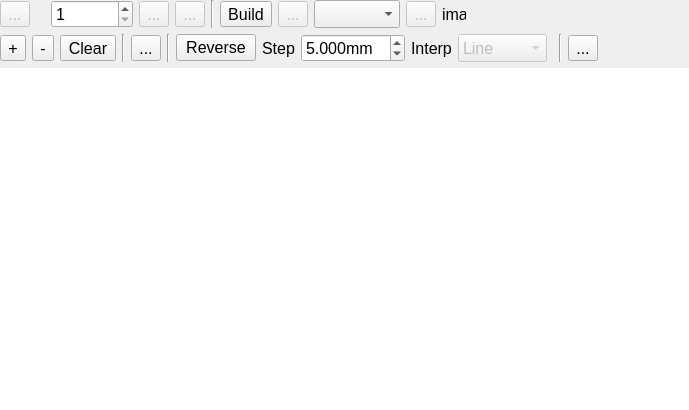
ww4u/megarobostudio, file source/wnd/ui/motionedit.ui: the form before one commit.
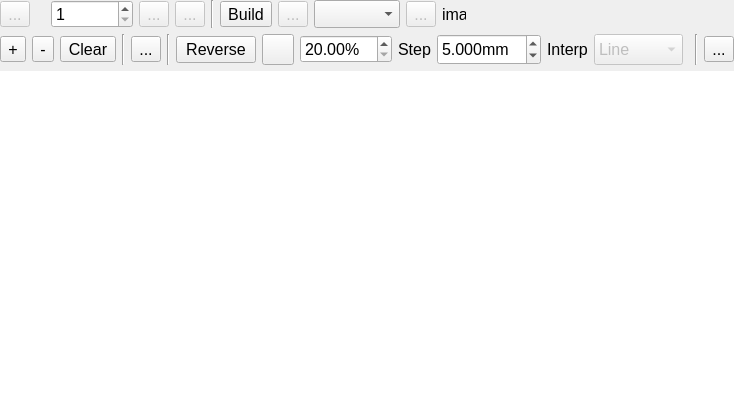
The form after the commit. Icons and pictures are not drawn. Custom widgets are drawn as their Qt base class.

Patch:
```diff
--- a/source/wnd/ui/motionedit.ui
+++ b/source/wnd/ui/motionedit.ui
@@ -6,7 +6,7 @@
    <rect>
     <x>0</x>
     <y>0</y>
-    <width>689</width>
+    <width>698</width>
     <height>410</height>
    </rect>
   </property>
@@ -388,6 +388,39 @@
        </property>
       </widget>
      </item>
+     <item>
+      <widget class="QToolButton" name="btnAutoTime">
+       <property name="toolTip">
+        <string>Auto calc the time</string>
+       </property>
+       <property name="text">
+        <string/>
+       </property>
+       <property name="icon">
+        <iconset resource="../res/res.qrc">
+         <normaloff>:/res/image/icon/world.png</normaloff>:/res/image/icon/world.png</iconset>
+       </property>
+       <property name="iconSize">
+        <size>
+         <width>24</width>
+         <height>24</height>
+        </size>
+       </property>
+      </widget>
+     </item>
+     <item>
+      <widget class="QDoubleSpinBox" name="spinSpeed">
+       <property name="suffix">
+        <string>%</string>
+       </property>
+       <property name="minimum">
+        <double>20.000000000000000</double>
+       </property>
+       <property name="maximum">
+        <double>100.000000000000000</double>
+       </property>
+      </widget>
+     </item>
      <item>
       <widget class="QLabel" name="labelStep">
        <property name="text">
```
Left out of the diff: 2 changed lines with no effect on the pictures.
